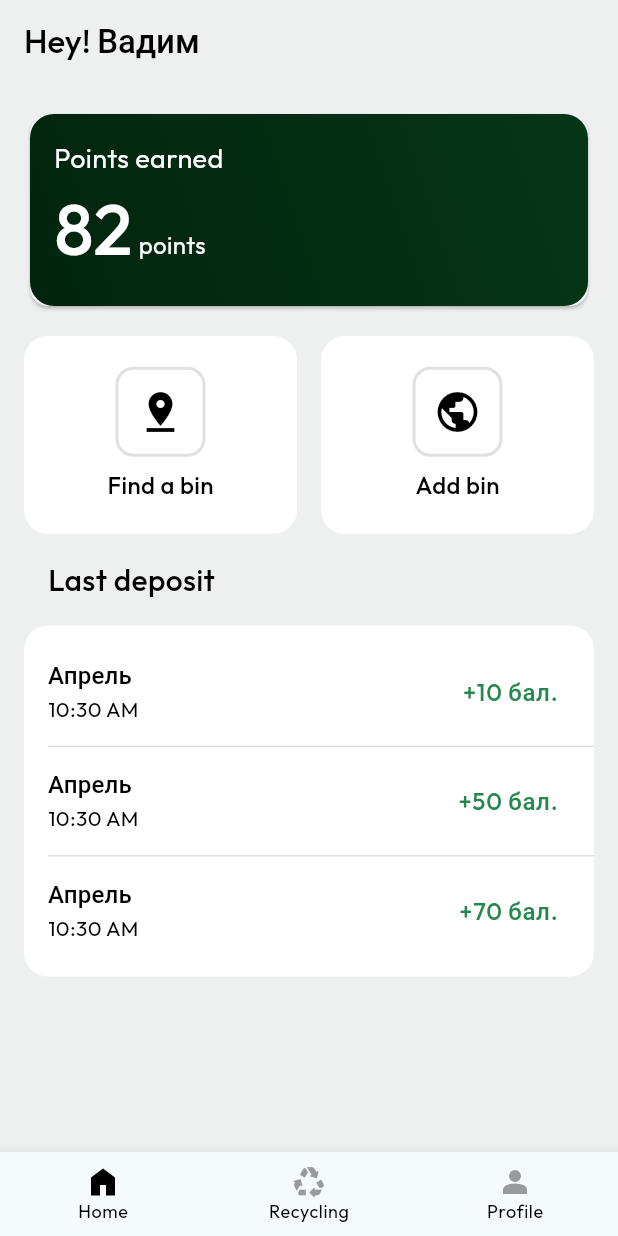
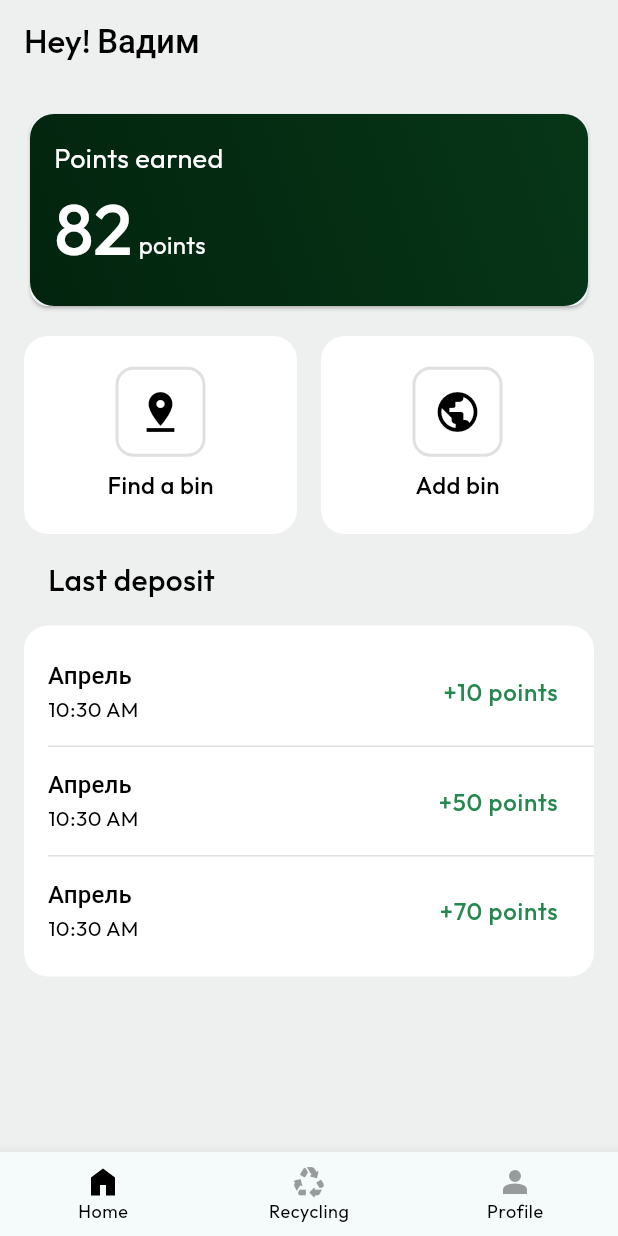
Before and after one commit to yend0/ecos-mobile, a Flutter app: the screen it shows after launch, on a phone screen of 412 x 824 dp. Run offline on Flutter 3.47's test engine with Material 3 defaults, Android fonts, the phone set to English and light mode, and no system bars; our stand-ins replace dio, easy_localization, equatable, flutter_bloc, flutter_dotenv, flutter_secure_storage and 6 more; generated files the repository leaves out were written again.

Commit message:
update core

```diff
--- a/ecos/lib/ui/core/validation/password.dart
+++ b/ecos/lib/ui/core/validation/password.dart
@@ -8,7 +8,7 @@ class Password extends FormzInput<String, PasswordValidationError> {
   const Password.dirty([super.value = '']) : super.dirty();
 
   static final _passwordRegex =
-      RegExp(r'^(?=.*[A-Za-z])(?=.*\d)[A-Za-z\d]{8,}$');
+      RegExp(r'^(?=.*[A-Za-z])(?=.*\d)(?=.*[^\w\s])[A-Za-z\d\S]{8,}$');
 
   @override
   PasswordValidationError? validator(String value) {
--- a/ecos/lib/ui/core/widgets/history_tile.dart
+++ b/ecos/lib/ui/core/widgets/history_tile.dart
@@ -1,4 +1,6 @@
 import 'package:flutter/material.dart';
+import 'package:easy_localization/easy_localization.dart';
+import 'package:ecos/generated/locale_keys.g.dart';
 
 class HistoryTile extends StatelessWidget {
   const HistoryTile({
@@ -26,7 +28,7 @@ class HistoryTile extends StatelessWidget {
         style: theme.textTheme.bodyMedium,
       ),
       trailing: Text(
-        '+$points бал.',
+        '+$points ${LocaleKeys.points.tr()}',
         style: TextStyle(
           fontFamily: 'Outfit',
           color: const Color(0xFF25884F),
```
